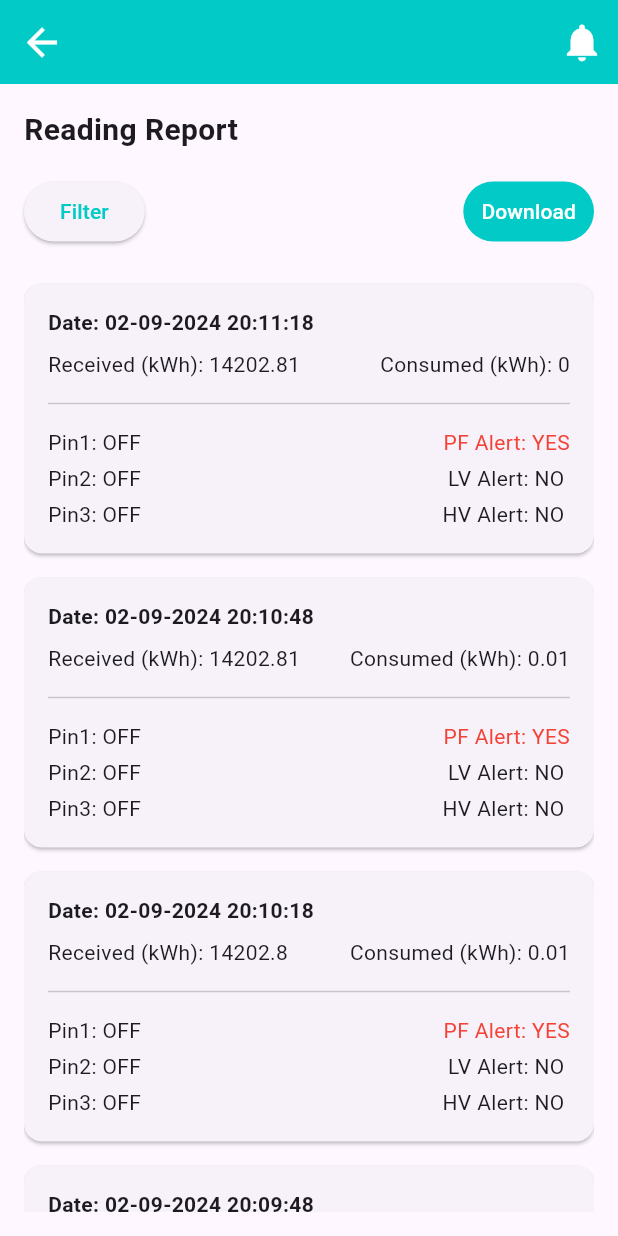
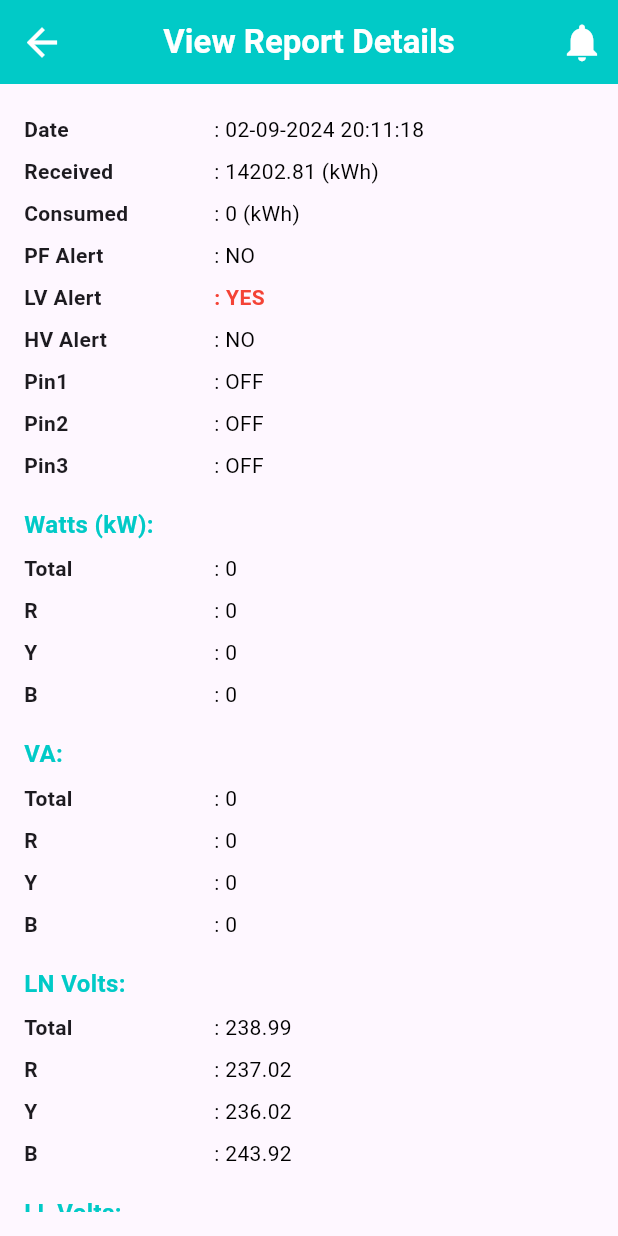
Before and after one commit to rprakashdass/power_consumption_analytics, a Flutter app: the reading_report screen opened directly, after a tap on an icon or button, on a phone screen of 412 x 824 dp. Run offline on Flutter 3.47's test engine with Material 3 defaults, Android fonts, the phone set to English and light mode, and no system bars.

Commit message:
views added

```diff
--- a/lib/Reports/Consumption_report.dart
+++ b/lib/Reports/Consumption_report.dart
@@ -1,6 +1,6 @@
 import 'package:flutter/material.dart';
+import 'package:power_consumption_analytics/Reports/consumption_view.dart';
 import 'package:power_consumption_analytics/Reports/filter.dart';
-// import 'package:power_consumption_analytics/drawer.dart';
 
 class consumption_report extends StatelessWidget {
   final List<Map<String, dynamic>> data = [
@@ -75,7 +75,8 @@ class consumption_report extends StatelessWidget {
                   final item = data[index];
                   return GestureDetector(
                       onTap: () {
-                        print("Consumption tap");
+                        Navigator.push(context,
+                          MaterialPageRoute(builder: (context) => consumption_view()));
                       },
                       child: Card(
                         margin: const EdgeInsets.symmetric(vertical: 8.0),
--- /dev/null
+++ b/lib/Reports/Read_View.dart
@@ -0,0 +1,202 @@
+import 'package:flutter/material.dart';
+
+class reading_view extends StatelessWidget {
+  final List<Map<String, dynamic>> data = [
+    {
+      "date": "02-09-2024 20:11:18",
+      "received": "14202.81",
+      "consumed": "0",
+      "pin1": "OFF",
+      "pin2": "OFF",
+      "pin3": "OFF",
+      "PF Alert": "NO",
+      "LV Alert": "YES",
+      "HV Alert": "NO",
+      "Total_watts": "0",
+      "R_watts": "0",
+      "Y_watts": "0",
+      "B_watts": "0",
+      "Total_Va": "0",
+      "R_Va": "0",
+      "Y_Va": "0",
+      "B_Va": "0",
+      "Total_Ln": "238.99",
+      "R_Ln": "237.02",
+      "Y_Ln": "236.02",
+      "B_Ln": "243.92",
+      "Total_Ll": "413.93",
+      "R_Ll": "416.5",
+      "Y_Ll": "409.66",
+      "B_Ll": "415.63",
+      "Total_Amp": "0",
+      "R_Amp": "0",
+      "Y_Amp": "0",
+      "B_Amp": "0",
+      "Total_Pf": "1",
+      "R_Pf": "-",
+      "Y_Pf": "-",
+      "B_Pf": "-",
+      "Failure_Duration": "0 Secs"
+    }
+  ];
+
+  @override
+  Widget build(BuildContext context) {
+    return Scaffold(
+      appBar: AppBar(
+        iconTheme: const IconThemeData(color: Colors.white, size: 30),
+        backgroundColor: const Color.fromARGB(255, 1, 202, 199),
+        centerTitle: true,
+        title: const Text(
+          "View Report Details",
+          style: TextStyle(
+            color: Colors.white,
+            fontWeight: FontWeight.bold,
+          ),
+        ),
+        actions: [
+          IconButton(
+            icon: const Icon(
+              Icons.notifications,
+              size: 30,
+            ),
+            color: Colors.white,
+            onPressed: () {},
+          ),
+        ],
+      ),
+      body: Padding(
+        padding: const EdgeInsets.all(16.0),
+        child: ListView.builder(
+          itemCount: data.length,
+          itemBuilder: (context, index) {
+            final item = data[index];
+
+            return Column(
+              crossAxisAlignment: CrossAxisAlignment.start,
+              children: [
+                ReportItem(title: "Date", value: ": ${item['date']}"),
+                ReportItem(title: "Received", value: ": ${item['received']} (kWh)"),
+                ReportItem(title: "Consumed", value: ": ${item['consumed']} (kWh)"),
+                ReportItem(
+                  title: "PF Alert",
+                  value: ": ${item['PF Alert']}",
+                  isAlert: item['PF Alert'] == 'YES',
+                ),
+                ReportItem(title: "LV Alert", value: ": ${item['LV Alert']}"
+                ,isAlert: item['LV Alert'] == 'YES',),
+                ReportItem(title: "HV Alert", value: ": ${item['HV Alert']}"
+                ,isAlert: item['HV Alert'] == 'YES',),
+                ReportItem(title: "Pin1", value: ": ${item['pin1']}"),
+                ReportItem(title: "Pin2", value: ": ${item['pin2']}"),
+                ReportItem(title: "Pin3", value: ": ${item['pin3']}"),
+                const SizedBox(height: 10),
+                const SectionTitle(title: "Watts (kW):"),
+                ReportItem(title: "Total", value: ": ${item['Total_watts']}"),
+                ReportItem(title: "R", value: ": ${item['R_watts']}"),
+                ReportItem(title: "Y", value: ": ${item['Y_watts']}"),
+                ReportItem(title: "B", value: ": ${item['B_watts']}"),
+                const SizedBox(height: 10),
+                const SectionTitle(title: "VA:"),
+                ReportItem(title: "Total", value: ": ${item['Total_Va']}"),
+                ReportItem(title: "R", value: ": ${item['R_Va']}"),
+                ReportItem(title: "Y", value: ": ${item['Y_Va']}"),
+                ReportItem(title: "B", value: ": ${item['B_Va']}"),
+                const SizedBox(height: 10),
+                const SectionTitle(title: "LN Volts:"),
+                ReportItem(title: "Total", value: ": ${item['Total_Ln']}"),
+                ReportItem(title: "R", value: ": ${item['R_Ln']}"),
+                ReportItem(title: "Y", value: ": ${item['Y_Ln']}"),
+                ReportItem(title: "B", value: ": ${item['B_Ln']}"),
+                const SizedBox(height: 10),
+                const SectionTitle(title: "LL Volts:"),
+                ReportItem(title: "Total", value: ": ${item['Total_Ll']}"),
+                ReportItem(title: "RY", value: ": ${item['R_Ll']}"),
+                ReportItem(title: "YB", value: ": ${item['Y_Ll']}"),
+                ReportItem(title: "BR", value: ": ${item['B_Ll']}"),
+                const SizedBox(height: 10),
+                const SectionTitle(title: "Amps:"),
+                ReportItem(title: "Total", value: ": ${item['Total_Amp']}"),
+                ReportItem(title: "RY", value: ": ${item['R_Amp']}"),
+                ReportItem(title: "YB", value: ": ${item['Y_Amp']}"),
+                ReportItem(title: "BR", value: ": ${item['B_Amp']}"),
+                const SizedBox(height: 10),
+                const SectionTitle(title: "PF:"),
+                ReportItem(title: "Total", value: ": ${item['Total_Pf']}"),
+                ReportItem(title: "RY", value: ": ${item['R_Pf']}"),
+                ReportItem(title: "YB", value: ": ${item['Y_Pf']}"),
+                ReportItem(title: "BR", value: ": ${item['B_Pf']}"),
+                ReportItem(
+                  title: "Failure Duration",
+                  value: ": ${item['Failure_Duration']}",
+                ),
+                const SizedBox(height: 10),
+              ],
+            );
+          },
+        ),
+      ),
+    );
+  }
+}
+
+class ReportItem extends StatelessWidget {
+  final String title;
+  final String value;
+  final bool isAlert;
+
+  const ReportItem({required this.title, required this.value, this.isAlert = false});
+
+  @override
+  Widget build(BuildContext context) {
+    return Padding(
+      padding: const EdgeInsets.symmetric(vertical: 4.0),
+      child: Row(
+        children: [
+          Expanded(
+            flex: 1, // The title takes half the space
+            child: Text(
+              title,
+              style: const TextStyle(fontWeight: FontWeight.bold),
+            ),
+          ),
+          Expanded(
+            flex: 2, // The value takes the rest of the space
+            child: FittedBox(
+              alignment: Alignment.topLeft,
+              fit: BoxFit.scaleDown, // Prevents overflow
+              child: Text(
+                value,
+                style: TextStyle(
+                  color: isAlert ? Colors.red : Colors.black,
+                  fontWeight: isAlert ? FontWeight.bold : FontWeight.normal,
+                ),
+              ),
+            ),
+          ),
+        ],
+      ),
+    );
+  }
+}
+
+class SectionTitle extends StatelessWidget {
+  final String title;
+
+  const SectionTitle({required this.title});
+
+  @override
+  Widget build(BuildContext context) {
+    return Padding(
+      padding: const EdgeInsets.symmetric(vertical: 4.0),
+      child: Text(
+        title,
+        style: const TextStyle(
+          fontWeight: FontWeight.bold,
+          color: Color.fromARGB(255, 1, 202, 199),
+          fontSize: 16,
+        ),
+      ),
+    );
+  }
+}
--- a/lib/Reports/Reading_report.dart
+++ b/lib/Reports/Reading_report.dart
@@ -1,4 +1,5 @@
 import 'package:flutter/material.dart';
+import 'package:power_consumption_analytics/Reports/Read_View.dart';
 import 'package:power_consumption_analytics/Reports/filter.dart';
 // import 'package:power_consumption_analytics/drawer.dart';
 class reading_report extends StatelessWidget {
@@ -114,7 +115,8 @@ class reading_report extends StatelessWidget {
                   final item = data[index];
                   return GestureDetector(
                       onTap: () {
-                        print("Tapped");
+                        Navigator.push(context,
+                            MaterialPageRoute(builder: (context) => reading_view()));
                       },
                       child: Card(
                         margin: const EdgeInsets.symmetric(vertical: 8.0),
```
Also changed, not shown: lib/Reports/View_report.dart (deleted, +0 -18 lines), lib/Reports/consumption_view.dart (added, +159 -0 lines).
